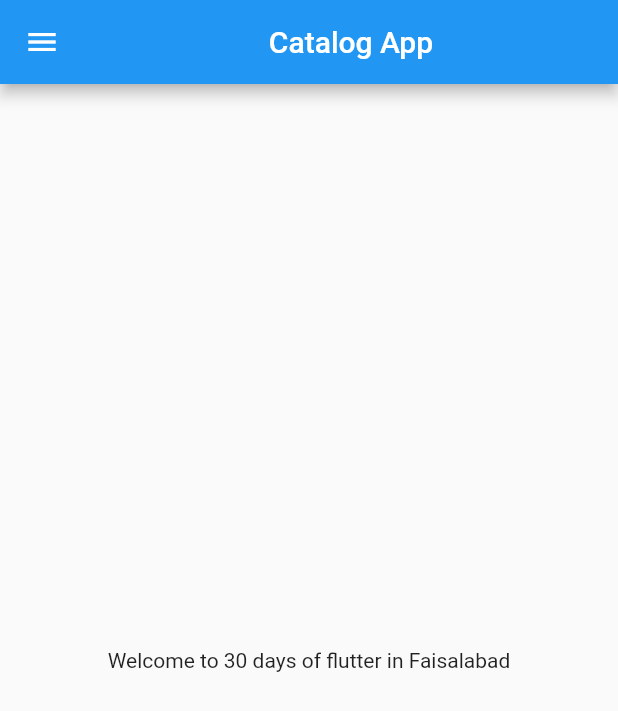
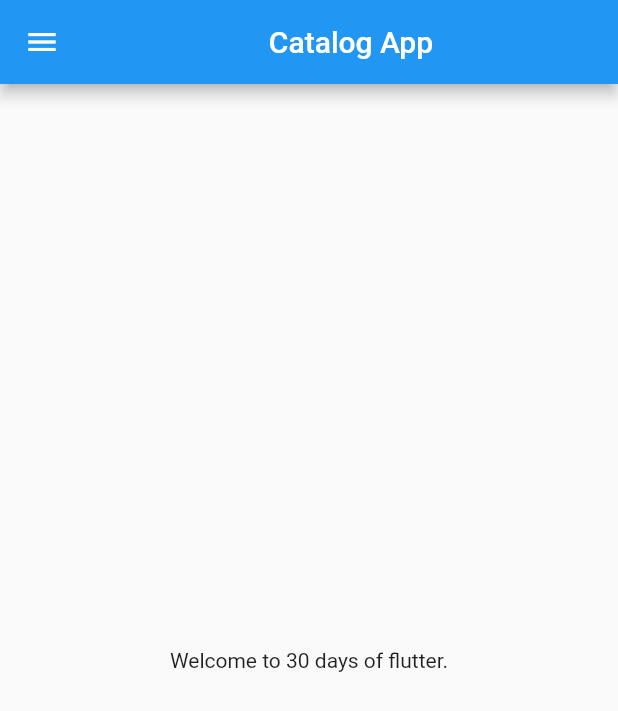
Before and after one commit to Hammad-Basharat/30daysofflutter, a Flutter app: the screen it shows after launch, on a phone screen of 412 x 824 dp. Shown: the top 711 px of the screen. Run offline on Flutter 3.47's test engine with Material 2 defaults, Android fonts, the light colour scheme and no system bars.

Commit message:
day2 completed

```diff
--- a/lib/home_page.dart
+++ b/lib/home_page.dart
@@ -5,13 +5,13 @@ class HomePage extends StatelessWidget {
 
   @override
   Widget build(BuildContext context) {
-    final int days = 30;
-    final String name = "Faisalabad";
     return Scaffold(
-      appBar: AppBar(title: Center(child: Text("Catalog App"))),
+      appBar: AppBar(
+        title: Center(child: Text("Catalog App")),
+      ),
       body: Center(
         child: Container(
-          child: Text("Welcome to $days days of flutter in $name"),
+          child: Text("Welcome to 30 days of flutter."),
         ),
       ),
       drawer: Drawer(),
--- a/lib/main.dart
+++ b/lib/main.dart
@@ -8,7 +8,6 @@ void main() {
 class MyApp extends StatelessWidget {
   @override
   Widget build(BuildContext context) {
-
     return MaterialApp(
       home: HomePage(),
     );
```
